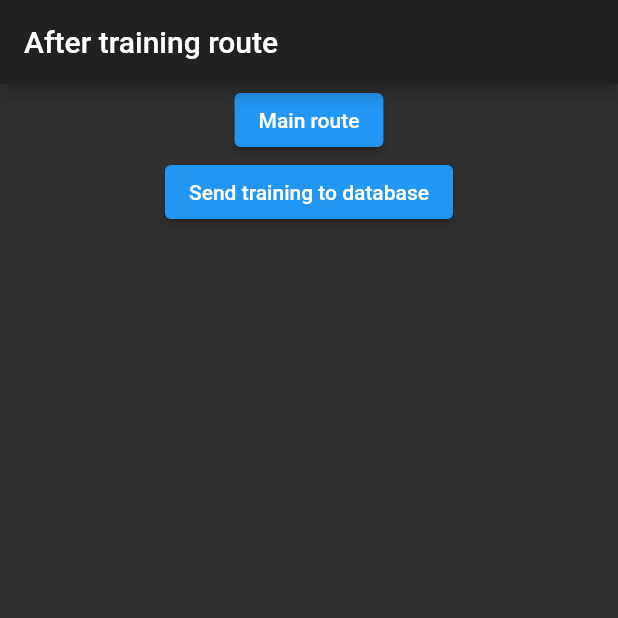
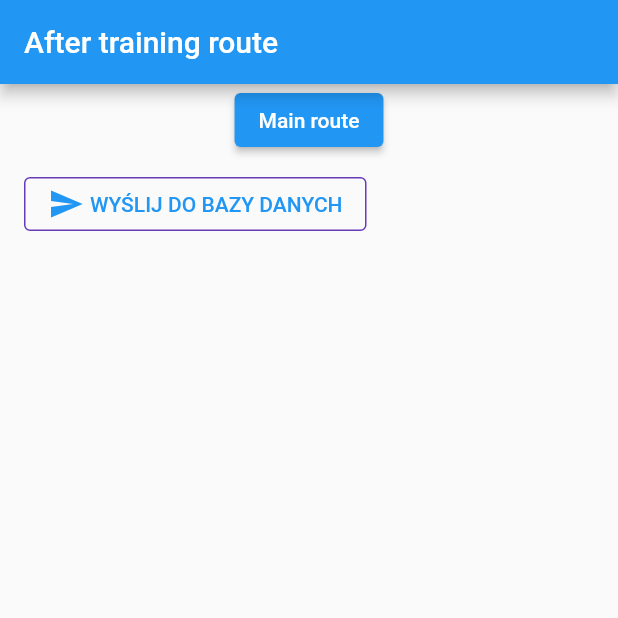
Before and after one commit to piotrnarecki/run4fun, a Flutter app: the Home screen opened directly, after a tap on "end training", on a phone screen of 412 x 824 dp, the top half of it. Run offline on Flutter 3.47's test engine with Material 2 defaults, Android fonts, the phone set to English and light mode, and no system bars; our stand-ins replace cloud_firestore, firebase_auth, firebase_core, geolocator, google_fonts; accounts and stored records are empty.

Commit message:
Fixed incompatybility between diferent thems. Added funcionality for sendig results of traning to database.

```diff
--- a/lib/after_training_route.dart
+++ b/lib/after_training_route.dart
@@ -1,4 +1,6 @@
 import 'package:flutter/material.dart';
+import 'package:provider/provider.dart';
+import 'package:run4fun/widgets.dart';
 
 import 'main.dart';
 
@@ -7,11 +9,16 @@ import 'training_route.dart';
 
 import 'login_route.dart';
 
+import 'dart:core';
+
 // W TEJ KLASIE BEDZIE WYSWIETLANE PODSUMOWANIE TRENINGU I DANE BEDA PRZESYLANE DO BAZY
 
 // TUTAJ DANE PRZESYLANE DO BAZY DANYCH
 
 class AfterTraining extends StatelessWidget {
+  AfterTraining(List<String> trainingList) : this.trainingList = trainingList;
+  final List<String> trainingList;
+
   void sendTrainingToDatabase() {
 
     // dane treningu będą odczytywane z globalnej tablicy zapisanej w pamieci urzadzenia
@@ -24,7 +31,7 @@ class AfterTraining extends StatelessWidget {
     return MaterialApp(
         debugShowCheckedModeBanner: false,
         title: 'Location Example',
-        theme: ThemeData.dark(),
+        theme: ThemeData.light(),
         home: Scaffold(
             appBar: AppBar(
               title: Text('After training route'),
@@ -40,12 +47,29 @@ class AfterTraining extends StatelessWidget {
                     );
                   },
                 ),
-                ElevatedButton(
-                  child: Text('Send training to database'),
-                  onPressed: () {
+                /***
+                    ElevatedButton(
+                    child: Text('Send training to database'),
+                    onPressed: () {
+                 */
+                Consumer<ApplicationState>(
+                  builder: (context, appState, _) => Column(
+                    crossAxisAlignment: CrossAxisAlignment.start,
+                    children: [
+                      GuestBook(
+                        addMessage: (String message) =>
+                            appState.addMessageToGuestBook(message),
+                        messages: appState.guestBookMessages, trainingList: trainingList,
+                      ),
+                    ],
+                  ),
+                ),
+                /**
                     sendTrainingToDatabase();
-                  },
-                ),
+
+                    }
+                    ),
+                 */
               ]),
             )));
   }
--- a/lib/authentication.dart
+++ b/lib/authentication.dart
@@ -176,7 +176,6 @@ class _EmailFormState extends State<EmailForm> {
                 Padding(
                   padding: const EdgeInsets.symmetric(horizontal: 24),
                   child: TextFormField(
-                    style: TextStyle(color: Colors.black54),
                     controller: _controller,
                     decoration: const InputDecoration(
                       hintText: 'Podaj swój adres email',
--- a/lib/login_route.dart
+++ b/lib/login_route.dart
@@ -107,6 +107,8 @@ class ApplicationState extends ChangeNotifier {
   ApplicationState() {
     init();
   }
+
+  get trainingList => trainingList[0];
 
   Future<void> init() async {
     await Firebase.initializeApp();
@@ -229,9 +231,10 @@ class GuestBookMessage {
 }
 
 class GuestBook extends StatefulWidget {
-  GuestBook({required this.addMessage, required this.messages});
+  GuestBook({required this.addMessage, required this.messages, required List<String> trainingList}) : this.trainingList = trainingList;
   final FutureOr<void> Function(String message) addMessage;
   final List<GuestBookMessage> messages;
+  final List<String> trainingList;
 
   @override
   _GuestBookState createState() => _GuestBookState();
@@ -240,6 +243,7 @@ class GuestBook extends StatefulWidget {
 class _GuestBookState extends State<GuestBook> {
   final _formKey = GlobalKey<FormState>(debugLabel: '_GuestBookState');
   final _controller = TextEditingController();
+
 
   @override
   // Modify from here
@@ -254,6 +258,7 @@ class _GuestBookState extends State<GuestBook> {
           key: _formKey,
           child: Row(
             children: [
+          /**
               Expanded(
               child: TextFormField(
               controller: _controller,
@@ -268,11 +273,15 @@ class _GuestBookState extends State<GuestBook> {
               },
               ),
               ),
+           */
             SizedBox(width: 8),
                 StyledButton(
                   onPressed: () async {
                       if (_formKey.currentState!.validate()) {
-                      await widget.addMessage(_controller.text);
+                        widget.trainingList.forEach((info){
+                        _controller.text = info;
+                        widget.addMessage(_controller.text);
+                        });
                       _controller.clear();
                       }
                     },
@@ -280,7 +289,7 @@ class _GuestBookState extends State<GuestBook> {
                       children: [
                         Icon(Icons.send),
                         SizedBox(width: 4),
-                      Text('WYŚLIJ'),
+                        Text('WYŚLIJ DO BAZY DANYCH'),
                     ],
                   ),
                 ),
--- a/lib/training_route.dart
+++ b/lib/training_route.dart
@@ -1,18 +1,23 @@
 import 'package:flutter/material.dart';
-import 'package:run4fun/locatron.dart';
 
+import 'settings_route.dart';
+import 'training_route.dart';
+import 'main.dart';
 import 'after_training_route.dart';
 
 import 'package:geolocator/geolocator.dart';
 
 import 'dart:async';
 
-import 'globalVariables.dart' as globals;
+import 'dart:core';
 
 // W TEJ KLASIE BEDZIE TRENING
 
+
+
 // jak trening sie zakonczy to przekaze dane z treningu do jakieś globalnej tablicy a i z
 // niej w AFTER_TRAINING_ROUTE będzie przesyłane do bazy danych
+
 
 class TrainingRoute extends StatelessWidget {
   @override
@@ -20,7 +25,7 @@ class TrainingRoute extends StatelessWidget {
     return MaterialApp(
       debugShowCheckedModeBanner: false,
       title: 'Location Example',
-      theme: ThemeData.dark(),
+      theme: ThemeData.light(),
       home: Home(),
     );
   }
@@ -32,16 +37,6 @@ class Home extends StatefulWidget {
 }
 
 class HomeState extends State<Home> {
-  // Locatron
-
-  var locatron = Locatron();
-
-  // global variables
-
-  var myCounter = 0;
-
-  //
-
   var isPressed;
 
   var buttonText;
@@ -62,56 +57,16 @@ class HomeState extends State<Home> {
   var speed;
   var heading;
 
-  var time;
-
   var listOfLocations = [];
   var listSize = 0;
 
-  var colorOfSpeed = Colors.white;
+  var colorOfSpeed = Colors.black;
 
-  var colorOfButton = Colors.white;
+  var colorOfButton = Colors.black;
 
   var positions = null;
   late StreamSubscription<Position> streamSubscription;
   bool trackLocation = false;
-
-///// start of timer
-
-  int _timer = 0;
-
-  static const oneSec = const Duration(seconds: 1);
-
-  //new Timer.periodic(oneSec, (Timer t) => print('hi!'));
-
-  late Timer myTimer;
-
-  void _startTimer() {
-    myTimer = new Timer.periodic(oneSec, (timer) {
-      _timer = _timer + 1;
-      globals.counter = globals.counter + 2;
-
-      setState(() {
-        _timer = _timer;
-        myCounter = globals.counter;
-      });
-    });
-  }
-
-  void _stopTimer() {
-    if (myTimer.isActive) {
-      myTimer.cancel();
-    }
-    setState(() {});
-  }
-
-  void _resetTimer() {
-    _stopTimer();
-    setState(() {
-      _timer = 0;
-    });
-  }
-
-////////////end of timer
 
   @override
   initState() {
@@ -178,7 +133,7 @@ class HomeState extends State<Home> {
           var length = listOfLocations.length;
 
           if (length > 2 && speed > 1) {
-            colorOfSpeed = Colors.white;
+            colorOfSpeed = Colors.black;
 
             if (speed > 20) {
               colorOfSpeed = Colors.blue;
@@ -226,6 +181,8 @@ class HomeState extends State<Home> {
     return distance;
   }
 
+
+
   clearDistance() {
     setState(() {
       distance = 0;
@@ -233,30 +190,20 @@ class HomeState extends State<Home> {
     });
   }
 
-  startTraining() {
-    locatron.startLocationStream();
+  endTraining(context) {
+    var trainingList = [latitude.toString(), longitude.toString(), distance.toString(), speed.toString(), heading.toString()];
+    //var trainingList = ['latitude', 'longitude', 'distance', 'speed', 'heading'];
 
-    _startTimer();
-  }
 
-  pauseTraining() {
-    _stopTimer();
-  }
+// tutaj dodaj do bazy
 
-  endTraining(context) {
-    //locatron.stopLocationStream();
 
-    //_stopTimer();
-
-    //saveTraining();
 
     Navigator.push(
       context,
-      MaterialPageRoute(builder: (context) => (AfterTraining())),
+      MaterialPageRoute(builder: (context) => (AfterTraining(trainingList))),
     );
   }
-
-  saveTraining() {}
 
   @override
   Widget build(BuildContext context) {
@@ -290,30 +237,6 @@ class HomeState extends State<Home> {
                   "$speed m/s",
                   style: TextStyle(fontSize: 30, color: colorOfSpeed),
                 ),
-            Text(
-              "$_timer s",
-              style: TextStyle(fontSize: 30),
-            ),
-            Text(
-              "counter: ${globals.counter} ",
-              style: TextStyle(fontSize: 30),
-            ),
-            TextButton(
-              onPressed: _startTimer,
-              onLongPress: clearDistance,
-              child: Text(
-                "start timer",
-                style: TextStyle(fontSize: 30),
-              ),
-            ),
-            TextButton(
-              onPressed: _stopTimer,
-              onLongPress: _resetTimer,
-              child: Text(
-                "stop timer",
-                style: TextStyle(fontSize: 30),
-              ),
-            ),
                 TextButton(
                   onPressed: buttonOnPressed,
                   onLongPress: clearDistance,
@@ -328,7 +251,7 @@ class HomeState extends State<Home> {
                   },
                   child: Text(
                     "end training",
-                style: TextStyle(fontSize: 30, color: Colors.white),
+                    style: TextStyle(fontSize: 30, color: Colors.black),
                   ),
                 ),
               ],
--- a/lib/widgets.dart
+++ b/lib/widgets.dart
@@ -9,7 +9,7 @@ class Header extends StatelessWidget {
         padding: const EdgeInsets.all(8.0),
         child: Text(
           heading,
-      style: TextStyle(fontSize: 24,color: Colors.black54),
+          style: TextStyle(fontSize: 24),
         ),
       );
 }
@@ -22,7 +22,7 @@ class Paragraph extends StatelessWidget {
         padding: const EdgeInsets.symmetric(horizontal: 8, vertical: 4),
         child: Text(
           content,
-      style: TextStyle(fontSize: 18,color: Colors.black54),
+          style: TextStyle(fontSize: 18),
         ),
       );
 }
@@ -41,7 +41,7 @@ class IconAndDetail extends StatelessWidget {
             SizedBox(width: 8),
             Text(
               detail,
-          style: TextStyle(fontSize: 18,color: Colors.black54),
+              style: TextStyle(fontSize: 18),
             )
           ],
         ),
```
Also changed, not shown: lib/training_class.dart (+0 -7 lines), 1 other file. Lines whose indentation alone changed are shown as unchanged.
